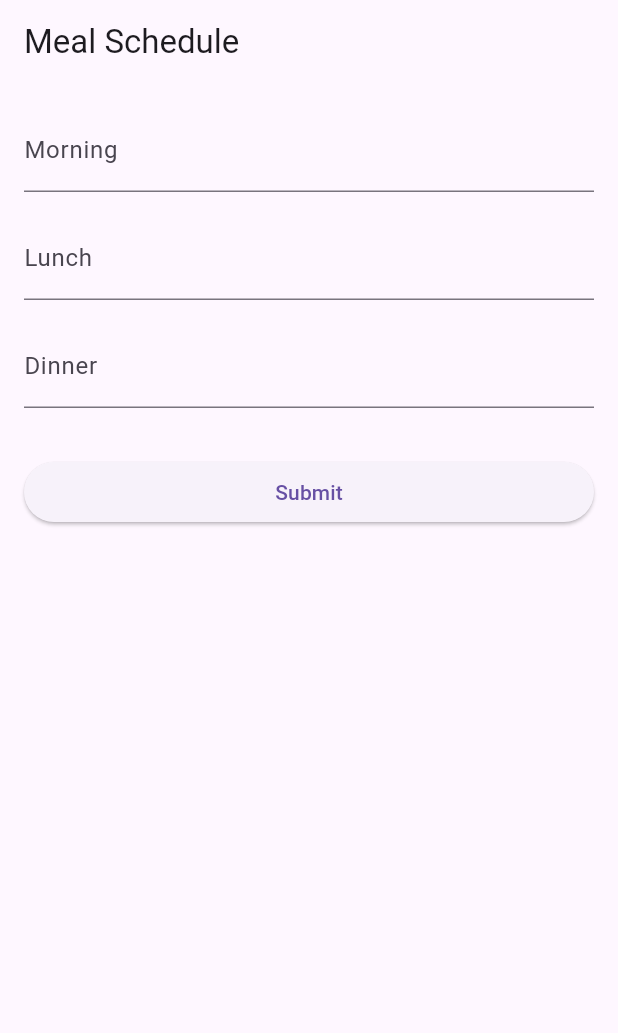
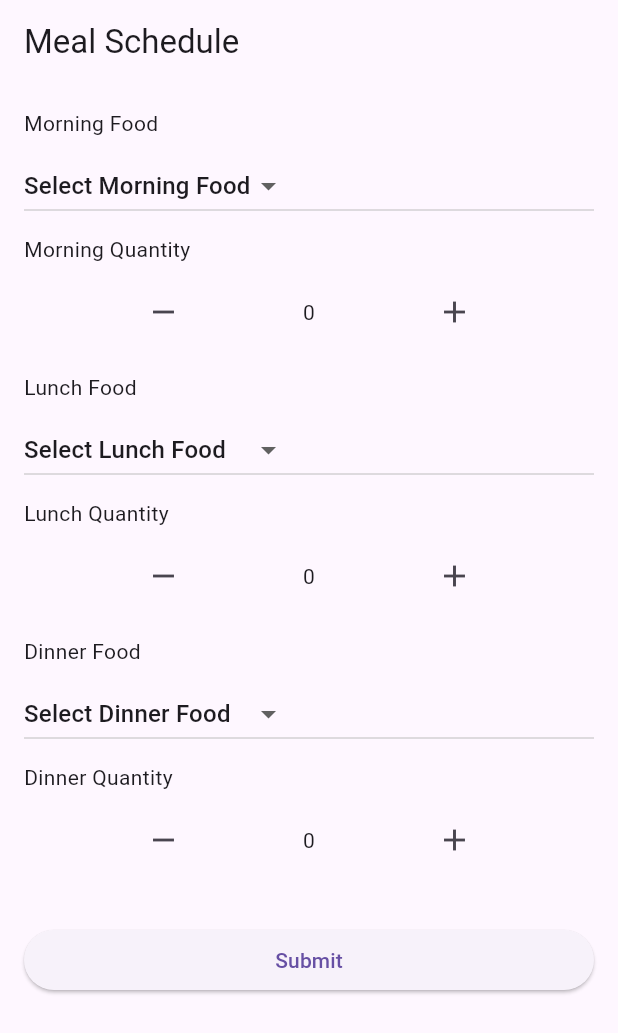
Before and after one commit to Pavithra-atom/flutter_application_diet, a Flutter app: the screen it shows after launch, on a phone screen of 412 x 824 dp. Shown: the top 1033 px of the screen. Run offline on Flutter 3.47's test engine with Material 3 defaults, Android fonts, the phone set to English and light mode, and no system bars.

Commit message:
three textfield  set food items and aty

```diff
--- a/lib/main.dart
+++ b/lib/main.dart
@@ -2,34 +2,53 @@
 import 'package:flutter/material.dart';
 
 void main() {
-  runApp(MyApp());
+  runApp(const MyApp());
 }
 
 class MyApp extends StatelessWidget {
+  const MyApp({super.key});
+
   @override
   Widget build(BuildContext context) {
     return MaterialApp(
       home: Scaffold(
         appBar: AppBar(
-          title: const Text('Meal Schedule'),
+          title: Text('Meal Schedule'),
         ),
-        body: const MealForm(),
+        body: MealForm(),
       ),
     );
   }
 }
 
 class MealForm extends StatefulWidget {
-  const MealForm({super.key});
-
   @override
   _MealFormState createState() => _MealFormState();
 }
 
 class _MealFormState extends State<MealForm> {
-  TextEditingController morningController = TextEditingController();
-  TextEditingController lunchController = TextEditingController();
-  TextEditingController dinnerController = TextEditingController();
+  String selectedMorningFood = 'Select Morning Food';
+  String selectedLunchFood = 'Select Lunch Food';
+  String selectedDinnerFood = 'Select Dinner Food';
+
+  int morningQuantity = 0;
+  int lunchQuantity = 0;
+  int dinnerQuantity = 0;
+
+  List<String> foodItems = [
+    'Select Morning Food',
+    'Eggs',
+    'Cereal',
+    'Toast',
+    'Select Lunch Food',
+    'Sandwich',
+    'Salad',
+    'Pasta',
+    'Select Dinner Food',
+    'Chicken',
+    'Fish',
+    'Vegetables',
+  ];
 
   @override
   Widget build(BuildContext context) {
@@ -39,33 +58,105 @@ class _MealFormState extends State<MealForm> {
         child: Column(
           crossAxisAlignment: CrossAxisAlignment.stretch,
           children: [
-            TextFormField(
-              controller: morningController,
-              decoration: const InputDecoration(labelText: 'Morning'),
-            ),
-            const SizedBox(height: 16.0),
-            TextFormField(
-              controller: lunchController,
-              decoration: const InputDecoration(labelText: 'Lunch'),
-            ),
-            const SizedBox(height: 16.0),
-            TextFormField(
-              controller: dinnerController,
-              decoration: const InputDecoration(labelText: 'Dinner'),
-            ),
-            const SizedBox(height: 32.0),
+            buildDropdown('Morning', selectedMorningFood, (String? newValue) {
+              setState(() {
+                selectedMorningFood = newValue!;
+              });
+            }),
+            buildQuantitySelector('Morning', morningQuantity, (int value) {
+              setState(() {
+                morningQuantity = value;
+              });
+            }),
+            SizedBox(height: 16.0),
+            buildDropdown('Lunch', selectedLunchFood, (String? newValue) {
+              setState(() {
+                selectedLunchFood = newValue!;
+              });
+            }),
+            buildQuantitySelector('Lunch', lunchQuantity, (int value) {
+              setState(() {
+                lunchQuantity = value;
+              });
+            }),
+            SizedBox(height: 16.0),
+            buildDropdown('Dinner', selectedDinnerFood, (String? newValue) {
+              setState(() {
+                selectedDinnerFood = newValue!;
+              });
+            }),
+            buildQuantitySelector('Dinner', dinnerQuantity, (int value) {
+              setState(() {
+                dinnerQuantity = value;
+              });
+            }),
+            SizedBox(height: 32.0),
             ElevatedButton(
               onPressed: () {
                 // Handle form submission here
-                print('Morning: ${morningController.text}');
-                print('Lunch: ${lunchController.text}');
-                print('Dinner: ${dinnerController.text}');
+                print('Morning Food: $selectedMorningFood, Quantity: $morningQuantity');
+                print('Lunch Food: $selectedLunchFood, Quantity: $lunchQuantity');
+                print('Dinner Food: $selectedDinnerFood, Quantity: $dinnerQuantity');
               },
-              child: const Text('Submit'),
+              child: Text('Submit'),
             ),
           ],
         ),
       ),
     );
   }
+
+  Widget buildDropdown(String label, String value, Function(String?) onChanged) {
+    return Column(
+      crossAxisAlignment: CrossAxisAlignment.stretch,
+      children: [
+        Text('$label Food'),
+        SizedBox(height: 8.0),
+        DropdownButton<String>(
+          value: value,
+          onChanged: onChanged,
+          items: foodItems.map((String foodItem) {
+            return DropdownMenuItem<String>(
+              value: foodItem,
+              child: Text(foodItem),
+            );
+          }).toList(),
+        ),
+      ],
+    );
+  }
+
+  Widget buildQuantitySelector(String label, int value, Function(int) onChanged) {
+    return Column(
+      crossAxisAlignment: CrossAxisAlignment.stretch,
+      children: [
+        SizedBox(height: 8.0),
+        Text('$label Quantity'),
+        SizedBox(height: 8.0),
+        Row(
+          children: [
+            Expanded(
+              child: IconButton(
+                icon: Icon(Icons.remove),
+                onPressed: () {
+                  if (value > 0) {
+                    onChanged(value - 1);
+                  }
+                },
+              ),
+            ),
+            Text('$value'),
+            Expanded(
+              child: IconButton(
+                icon: Icon(Icons.add),
+                onPressed: () {
+                  onChanged(value + 1);
+                },
+              ),
+            ),
+          ],
+        ),
+      ],
+    );
+  }
 }
```
